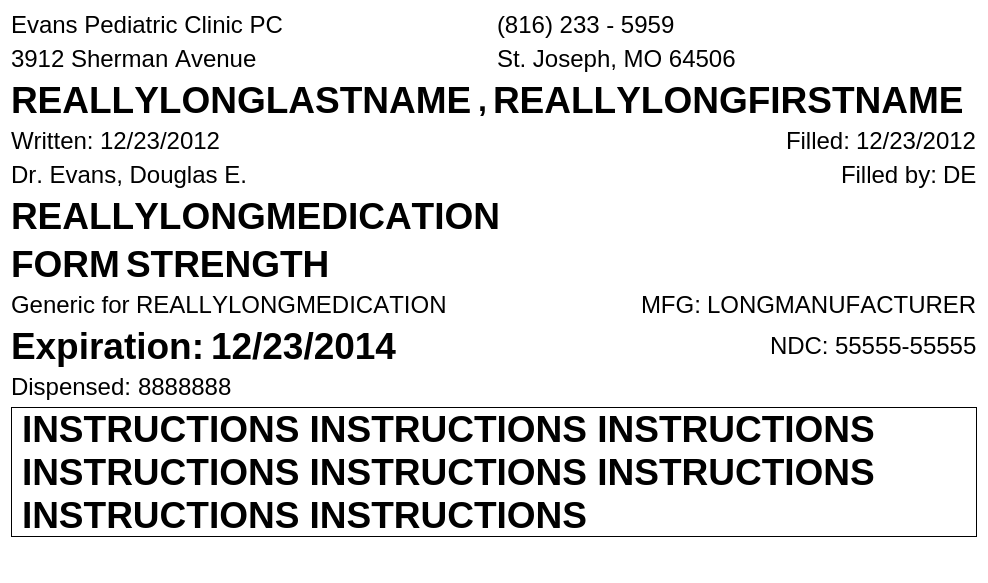
Old version of the form src/prescriptionlabel.ui in the repository kyledevans/Medicine-Track.
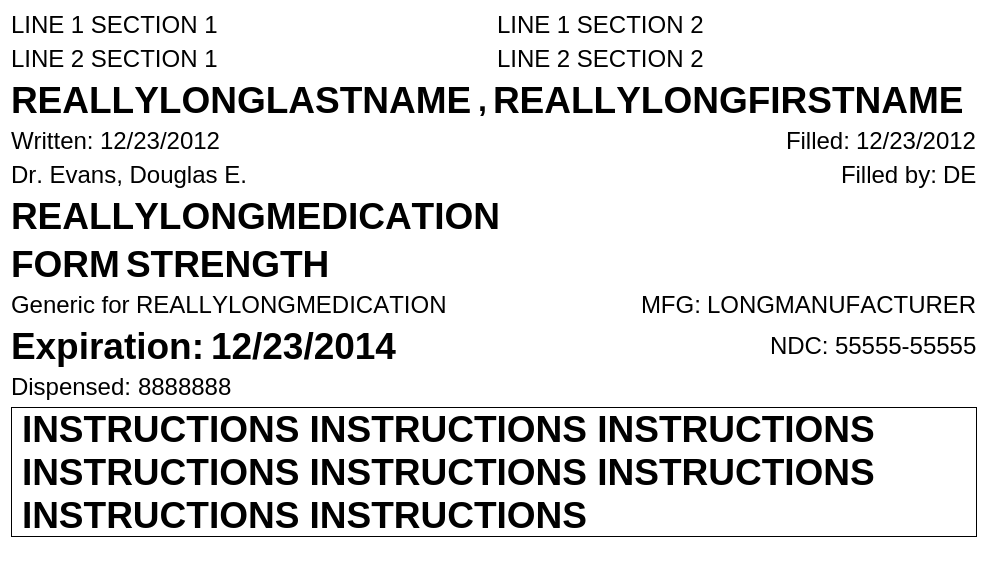
New version of the form.

Commit message: Version bump and label work.

Patch:
```diff
--- a/src/prescriptionlabel.ui
+++ b/src/prescriptionlabel.ui
@@ -32,7 +32,7 @@
         </font>
        </property>
        <property name="text">
-        <string notr="true">Evans Pediatric Clinic PC</string>
+        <string notr="true">LINE 1 SECTION 1</string>
        </property>
       </widget>
      </item>
@@ -46,7 +46,7 @@
         </font>
        </property>
        <property name="text">
-        <string notr="true">(816) 233 - 5959</string>
+        <string notr="true">LINE 1 SECTION 2</string>
        </property>
       </widget>
      </item>
@@ -64,7 +64,7 @@
         </font>
        </property>
        <property name="text">
-        <string notr="true">3912 Sherman Avenue</string>
+        <string notr="true">LINE 2 SECTION 1</string>
        </property>
       </widget>
      </item>
@@ -78,7 +78,7 @@
         </font>
        </property>
        <property name="text">
-        <string notr="true">St. Joseph, MO 64506</string>
+        <string notr="true">LINE 2 SECTION 2</string>
        </property>
       </widget>
      </item>
```
Left out of the diff: 8 changed lines with no effect on the pictures. The commit also changes 3 other files.
